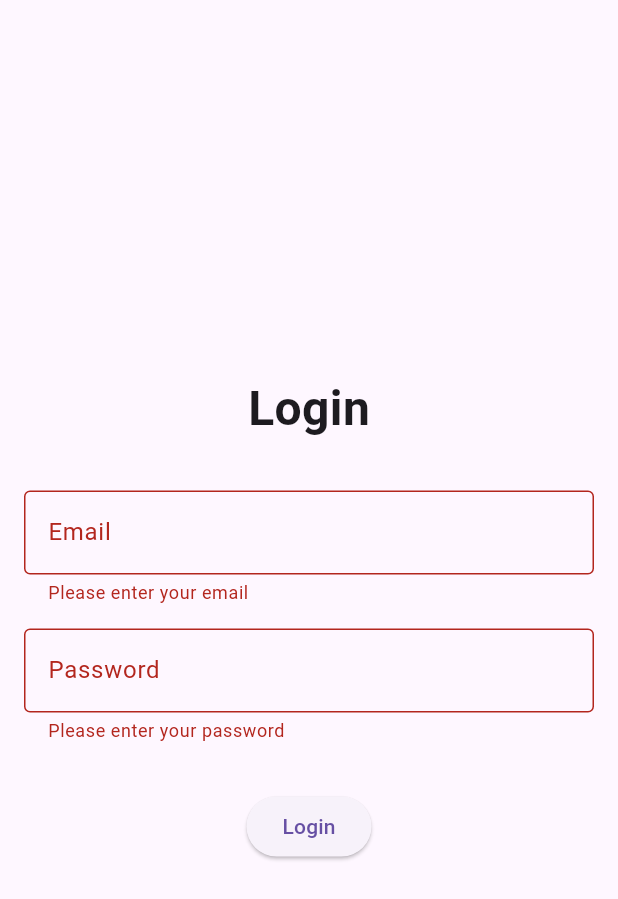
After one commit to Ritwikgotbugs/Paynless, a Flutter app: the screen it shows after launch, after a tap on "Login", on a phone screen of 412 x 824 dp. The commit adds this screen. Shown: the top 899 px of the screen. Run offline on Flutter 3.47's test engine with Material 2 defaults, Android fonts, the phone set to English and light mode, and no system bars; our stand-ins replace flutter_dotenv, get, google_fonts, supabase_flutter; accounts and stored records are empty.

Commit message:
implement login page w supabase (#1)

```diff
--- a/lib/main.dart
+++ b/lib/main.dart
@@ -1,4 +1,8 @@
+import 'dart:async';
+
 import 'package:flutter/material.dart';
+import 'package:google_fonts/google_fonts.dart';
+import 'package:paynless/screens/login_page.dart';
 import 'package:paynless/screens/action_buttons/add_cash.dart';
 import 'package:paynless/screens/action_buttons/analytics.dart';
 import 'package:paynless/screens/action_buttons/history.dart';
@@ -6,21 +10,36 @@ import 'package:get/get.dart';
 import 'package:paynless/screens/homepage.dart';
 import 'package:paynless/screens/manage_cards.dart';
 import 'package:paynless/screens/profile.dart';
+import 'package:paynless/utils/flutter_init_sdk.dart';
 
 void main() {
-  runApp(MyApp());
+  runZonedGuarded(() {
+    FlutterInitSDK.initialize(run);
+  }, (error, stack) {
+    debugPrint('error: $error');
+    debugPrint('stack: $stack');
+  });
+}
+
+void run() {
+  runApp(const MyApp());
 }
 
 class MyApp extends StatelessWidget {
+  const MyApp({super.key});
+
   @override
   Widget build(BuildContext context) {
     return GetMaterialApp(
       debugShowCheckedModeBanner: false,
       title: 'Paynless',
-      theme: ThemeData.light(),
-      initialRoute: "/main",
+      theme: ThemeData.light(
+        useMaterial3: true,
+      ),
+      initialRoute: "/login",
       routes: <String, WidgetBuilder>{
-        '/main': (_) => const HomePage(),
+        '/': (_) => const HomePage(),
+        "/login": (_) => const LoginPage(),
         '/settings': (_) => const ManageCards(),
         '/history': (_) => const History(),
         '/profile': (_) => const Profile(),
--- /dev/null
+++ b/lib/screens/login_page.dart
@@ -0,0 +1,121 @@
+import 'package:flutter/material.dart';
+import 'package:get/get.dart';
+import 'package:paynless/utils/db.dart';
+import 'package:supabase_flutter/supabase_flutter.dart';
+
+class LoginPage extends StatefulWidget {
+  const LoginPage({Key? key}) : super(key: key);
+
+  @override
+  State<LoginPage> createState() => _LoginPageState();
+}
+
+class _LoginPageState extends State<LoginPage> {
+  final _formKey = GlobalKey<FormState>();
+  final _emailController = TextEditingController();
+  final _passwordController = TextEditingController();
+
+  @override
+  Widget build(BuildContext context) {
+    return Scaffold(
+      body: Center(
+        child: SingleChildScrollView(
+          child: Padding(
+            padding: const EdgeInsets.all(16.0),
+            child: Form(
+              key: _formKey,
+              child: Column(
+                mainAxisAlignment: MainAxisAlignment.center,
+                children: [
+                  const Text(
+                    'Login',
+                    style: TextStyle(
+                      fontSize: 32.0,
+                      fontWeight: FontWeight.bold,
+                    ),
+                  ),
+                  const SizedBox(height: 32.0),
+                  TextFormField(
+                    controller: _emailController,
+                    keyboardType: TextInputType.emailAddress,
+                    decoration: const InputDecoration(
+                      labelText: 'Email',
+                      border: OutlineInputBorder(),
+                    ),
+                    validator: (value) {
+                      if (value == null || value.isEmpty) {
+                        return 'Please enter your email';
+                      }
+                      if (!value.contains('@')) {
+                        return 'Please enter a valid email';
+                      }
+                      return null;
+                    },
+                  ),
+                  const SizedBox(height: 16.0),
+                  TextFormField(
+                    controller: _passwordController,
+                    obscureText: true,
+                    decoration: const InputDecoration(
+                      labelText: 'Password',
+                      border: OutlineInputBorder(),
+                    ),
+                    validator: (value) {
+                      if (value == null || value.isEmpty) {
+                        return 'Please enter your password';
+                      }
+                      if (value.length < 6) {
+                        return 'Password must be at least 6 characters';
+                      }
+                      return null;
+                    },
+                  ),
+                  const SizedBox(height: 32.0),
+                  ElevatedButton(
+                    onPressed: () async {
+                      if (_formKey.currentState!.validate()) {
+                        final email = _emailController.text;
+                        final password = _passwordController.text;
+                        try {
+                          await db.auth.signInWithPassword(
+                            email: email,
+                            password: password,
+                          );
+                        } catch (e) {
+                          if (e is AuthException) {
+                            Get.snackbar(
+                              e.message,
+                              "Please try again",
+                              snackPosition: SnackPosition.BOTTOM,
+                            );
+                          } else {
+                            Get.snackbar(
+                              'Error',
+                              e.toString(),
+                              snackPosition: SnackPosition.BOTTOM,
+                            );
+                          }
+                        }
+                      }
+                    },
+                    child: const Text('Login'),
+                  ),
+                ],
+              ),
+            ),
+          ),
+        ),
+      ),
+    );
+  }
+
+  @override
+  void initState() {
+    db.auth.onAuthStateChange.listen((event) {
+      if (event.event == AuthChangeEvent.signedIn) {
+        Get.offAllNamed('/');
+      }
+    });
+    super.initState();
+  }
+}
--- a/lib/screens/profile.dart
+++ b/lib/screens/profile.dart
@@ -1,4 +1,6 @@
 import 'package:flutter/material.dart';
+import 'package:get/get.dart';
+import 'package:paynless/utils/db.dart';
 
 class Profile extends StatelessWidget {
   const Profile({super.key});
@@ -10,7 +12,15 @@ class Profile extends StatelessWidget {
         backgroundColor: Colors.transparent,
         elevation: 0,
         title: const Text('Profile'),
-
+        actions: [
+          IconButton(
+            onPressed: () async {
+              await db.auth.signOut();
+              Get.offAllNamed('/login');
+            },
+            icon: const Icon(Icons.logout),
+          ),
+        ],
       ),
       body: const Center(
         child: Text('Profile'),
--- /dev/null
+++ b/lib/utils/db.dart
@@ -0,0 +1,3 @@
+import 'package:supabase_flutter/supabase_flutter.dart';
+
+final db = Supabase.instance.client;
--- /dev/null
+++ b/lib/utils/flutter_init_sdk.dart
@@ -0,0 +1,29 @@
+import 'dart:async';
+
+import 'package:flutter/material.dart';
+import 'package:flutter_dotenv/flutter_dotenv.dart';
+import 'package:supabase_flutter/supabase_flutter.dart';
+
+typedef Runner = FutureOr<void> Function();
+
+class FlutterInitSDK {
+  static Future<void> initialize(Runner runnner) async {
+    WidgetsFlutterBinding.ensureInitialized();
+
+    await dotenv.load(fileName: ".env");
+
+    if (dotenv.env['SUPABASE_URL'] == null ||
+        dotenv.env['SUPABASE_ANON_KEY'] == null) {
+      throw Exception(
+        'Please add SUPABASE_URL and SUPABASE_ANON_KEY to your .env file',
+      );
+    }
+
+    await Supabase.initialize(
+      url: dotenv.env['SUPABASE_URL']!,
+      anonKey: dotenv.env['SUPABASE_ANON_KEY']!,
+    );
+
+    await runnner();
+  }
+}
```
Also changed, not shown: pubspec.yaml (+5 -4 lines), pubspec.lock, 7 other files.
